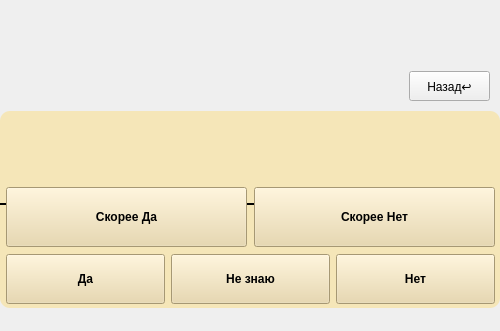
6ogdashka/Big-Three-Akinator, file gamepage.ui: the form before one commit; both pictures show x 0 to 500 and y 309 to 640 of the 500 by 640 pixel window.
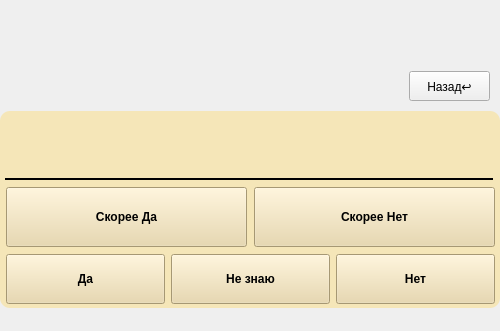
The form after the commit.

Commit message: небольшие интерфейсные правки

```diff
--- a/gamepage.ui
+++ b/gamepage.ui
@@ -29,9 +29,9 @@
   <widget class="QLabel" name="WE">
    <property name="geometry">
     <rect>
-     <x>100</x>
+     <x>50</x>
      <y>30</y>
-     <width>300</width>
+     <width>400</width>
      <height>400</height>
     </rect>
    </property>
@@ -75,8 +75,8 @@
    <widget class="QTextEdit" name="QUESTION">
     <property name="geometry">
      <rect>
-      <x>0</x>
-      <y>30</y>
+      <x>5</x>
+      <y>5</y>
       <width>488</width>
       <height>64</height>
      </rect>
```
Left out of the diff: 4 changed lines with no effect on the pictures. The commit also changes 1 other file.
